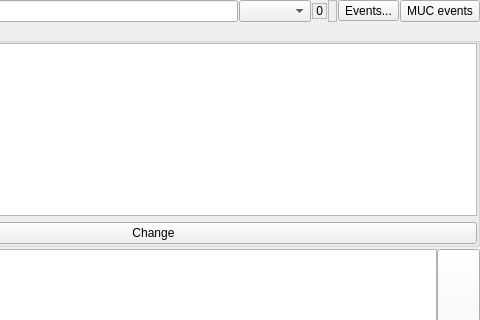
Qt form src/plugins/azoth/components/chat/chattab.ui (0xd34df00d/leechcraft) before a commit; both pictures show x 173 to 653 and y 0 to 320 of the 653 by 441 pixel window.
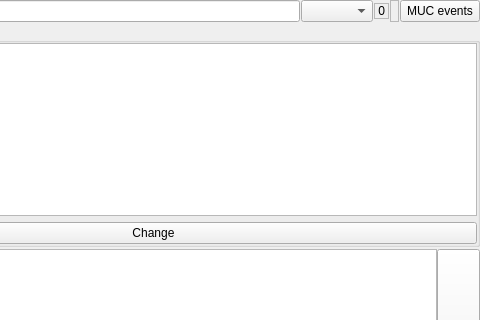
The same form after that commit. Custom widgets are drawn as their Qt base class.

Commit message: [Azoth] EventsButton_ is no longer used

```diff
--- a/src/plugins/azoth/components/chat/chattab.ui
+++ b/src/plugins/azoth/components/chat/chattab.ui
@@ -112,16 +112,6 @@
        </property>
       </widget>
      </item>
-     <item>
-      <widget class="QToolButton" name="EventsButton_">
-       <property name="text">
-        <string>Events...</string>
-       </property>
-       <property name="popupMode">
-        <enum>QToolButton::ToolButtonPopupMode::InstantPopup</enum>
-       </property>
-      </widget>
-     </item>
      <item>
       <widget class="QPushButton" name="MUCEventsButton_">
        <property name="text">
```
